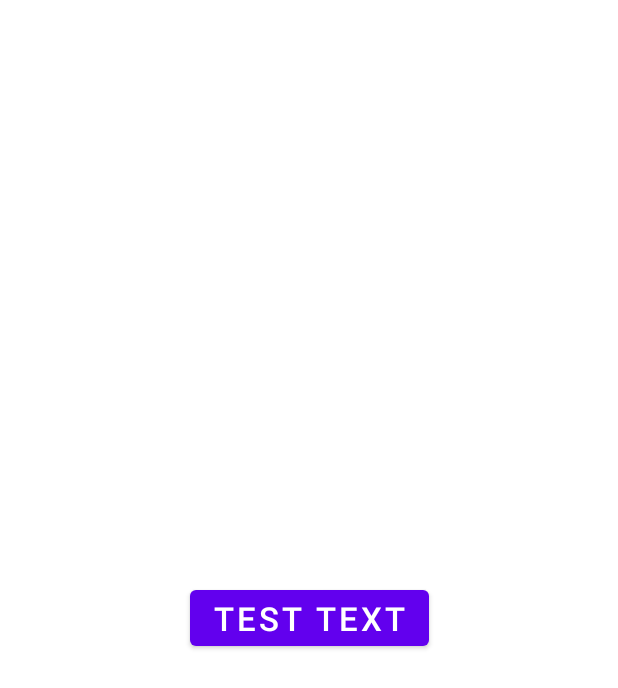
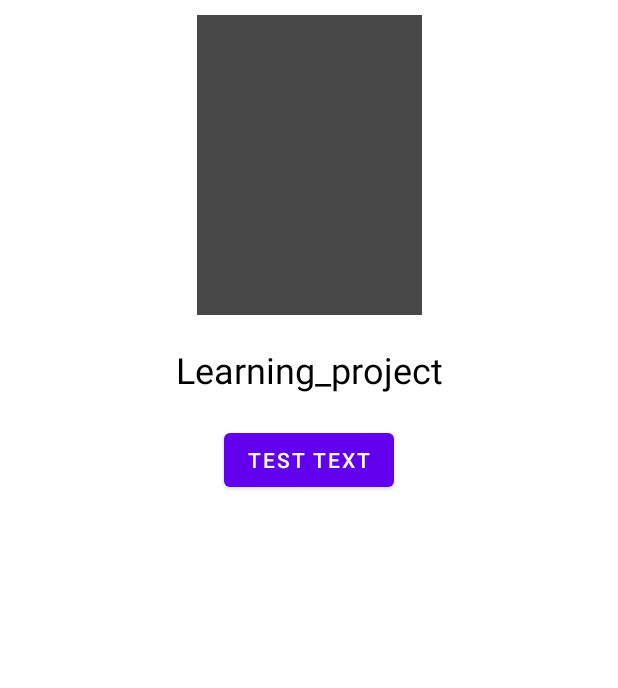
Before and after one commit to AliHabibiAndroidProgramPilot/learning_project, an Android app: the layout activity_main.xml on its own in the app's theme, with its tools: preview values and no code run, on a phone screen of 412 x 824 dp. Shown: the top 688 px of the screen. Run offline under Robolectric (Android 15) with nearby library versions, the phone set to English and light mode, and no system bars.

Commit message:
Land Scape Layout

```diff
--- a/app/src/main/java/com/example/learningproject/MainActivity.kt
+++ b/app/src/main/java/com/example/learningproject/MainActivity.kt
@@ -1,11 +1,8 @@
 package com.example.learningproject
 
 import android.os.Bundle
-import android.os.Message
 import androidx.appcompat.app.AppCompatActivity
 import com.example.learningproject.databinding.ActivityMainBinding
-import com.example.learningproject.databinding.BottomSheetDialogBinding
-import com.google.android.material.bottomsheet.BottomSheetDialog
 
 class MainActivity : AppCompatActivity() {
     private lateinit var binding: ActivityMainBinding
@@ -13,16 +10,5 @@ class MainActivity : AppCompatActivity() {
         super.onCreate(savedInstanceState)
         binding = ActivityMainBinding.inflate(layoutInflater)
         setContentView(binding.root)
-        binding.btn.setOnClickListener {
-            val sheetDialog = BottomSheetDialog(this)
-            val view = BottomSheetDialogBinding.inflate(layoutInflater)
-            sheetDialog.setContentView(view.root)
-            sheetDialog.setCancelable(false)
-            sheetDialog.setTitle("test")
-            view.btnDismiss.setOnClickListener {
-                sheetDialog.dismiss()
-            }
-            sheetDialog.show()
-        }
     }
 }
--- /dev/null
+++ b/app/src/main/res/layout-land/activity_main.xml
@@ -0,0 +1,49 @@
+<?xml version="1.0" encoding="utf-8"?>
+<androidx.constraintlayout.widget.ConstraintLayout xmlns:android="http://schemas.android.com/apk/res/android"
+    xmlns:app="http://schemas.android.com/apk/res-auto"
+    xmlns:tools="http://schemas.android.com/tools"
+    android:layout_width="match_parent"
+    android:layout_height="match_parent"
+    tools:context=".MainActivity">
+
+    <ImageView
+        android:id="@+id/imageView"
+        android:layout_width="wrap_content"
+        android:layout_height="wrap_content"
+        android:layout_marginTop="16dp"
+        android:layout_marginEnd="32dp"
+        android:contentDescription="@string/todo"
+        android:src="@drawable/gray"
+        app:layout_constraintEnd_toEndOf="parent"
+        app:layout_constraintHorizontal_bias="0.5"
+        app:layout_constraintStart_toEndOf="@+id/textView"
+        app:layout_constraintTop_toTopOf="parent" />
+
+    <TextView
+        android:id="@+id/textView"
+        android:layout_width="wrap_content"
+        android:layout_height="wrap_content"
+        android:layout_marginEnd="52dp"
+        android:text="@string/app_name"
+        android:textColor="@color/black"
+        android:textSize="24sp"
+        app:layout_constraintBottom_toBottomOf="@+id/imageView"
+        app:layout_constraintEnd_toStartOf="@+id/imageView"
+        app:layout_constraintHorizontal_bias="0.5"
+        app:layout_constraintStart_toEndOf="@+id/button"
+        app:layout_constraintTop_toTopOf="@+id/imageView"
+        app:layout_constraintVertical_bias="0.517" />
+
+    <Button
+        android:id="@+id/button"
+        android:layout_width="wrap_content"
+        android:layout_height="wrap_content"
+        android:layout_marginEnd="72dp"
+        android:text="@string/test_text"
+        app:layout_constraintBottom_toBottomOf="@+id/textView"
+        app:layout_constraintEnd_toStartOf="@+id/textView"
+        app:layout_constraintHorizontal_bias="0.5"
+        app:layout_constraintStart_toStartOf="parent"
+        app:layout_constraintTop_toTopOf="@+id/textView"
+        app:layout_constraintVertical_bias="0.562" />
+</androidx.constraintlayout.widget.ConstraintLayout>
--- a/app/src/main/res/layout/activity_main.xml
+++ b/app/src/main/res/layout/activity_main.xml
@@ -5,20 +5,38 @@
     xmlns:tools="http://schemas.android.com/tools"
     android:layout_width="match_parent"
     android:layout_height="match_parent"
-    android:orientation="vertical"
-    android:id="@+id/root"
-    android:gravity="center_horizontal"
-    tools:ignore="UsingOnClickInXml,onClick"
     tools:context=".MainActivity">
 
-    <Button
-        android:id="@+id/btn"
+    <ImageView
+        android:id="@+id/imageView"
         android:layout_width="wrap_content"
         android:layout_height="wrap_content"
-        android:text="@string/test_text"
-        android:textSize="22sp"
-        app:layout_constraintBottom_toBottomOf="parent"
+        android:layout_marginTop="10dp"
+        android:contentDescription="@string/todo"
         app:layout_constraintEnd_toEndOf="parent"
         app:layout_constraintStart_toStartOf="parent"
-        app:layout_constraintTop_toTopOf="parent" />
+        app:layout_constraintTop_toTopOf="parent"
+        android:src="@drawable/gray" />
+
+    <TextView
+        android:id="@+id/textView"
+        android:layout_width="wrap_content"
+        android:layout_height="wrap_content"
+        android:text="@string/app_name"
+        android:textColor="@color/black"
+        android:textSize="24sp"
+        android:layout_marginTop="20dp"
+        app:layout_constraintEnd_toEndOf="parent"
+        app:layout_constraintStart_toStartOf="parent"
+        app:layout_constraintTop_toBottomOf="@+id/imageView" />
+
+    <Button
+        android:id="@+id/button"
+        android:layout_width="wrap_content"
+        android:layout_height="wrap_content"
+        android:layout_marginTop="20dp"
+        android:text="@string/test_text"
+        app:layout_constraintEnd_toEndOf="parent"
+        app:layout_constraintStart_toStartOf="parent"
+        app:layout_constraintTop_toBottomOf="@+id/textView" />
 </androidx.constraintlayout.widget.ConstraintLayout>
--- a/app/src/main/res/layout/bottom_sheet_dialog.xml
+++ /dev/null
@@ -1,23 +0,0 @@
-<?xml version="1.0" encoding="utf-8"?>
-<LinearLayout
-    xmlns:android="http://schemas.android.com/apk/res/android"
-    android:orientation="vertical"
-    android:gravity="center"
-    android:layout_width="match_parent"
-    android:layout_height="300dp">
-    <TextView
-        android:textSize="22sp"
-        android:layout_marginTop="10dp"
-        android:textColor="@color/black"
-        android:text="@string/app_name"
-        android:layout_width="wrap_content"
-        android:layout_height="wrap_content"/>
-    <Button
-        android:layout_marginTop="20dp"
-        android:layout_marginBottom="20dp"
-        android:id="@+id/btn_dismiss"
-        android:text="@string/test_text"
-        android:textSize="20sp"
-        android:layout_width="wrap_content"
-        android:layout_height="wrap_content"/>
-</LinearLayout>
```
Also changed, not shown: app/src/main/res/drawable/gray.png (added).
